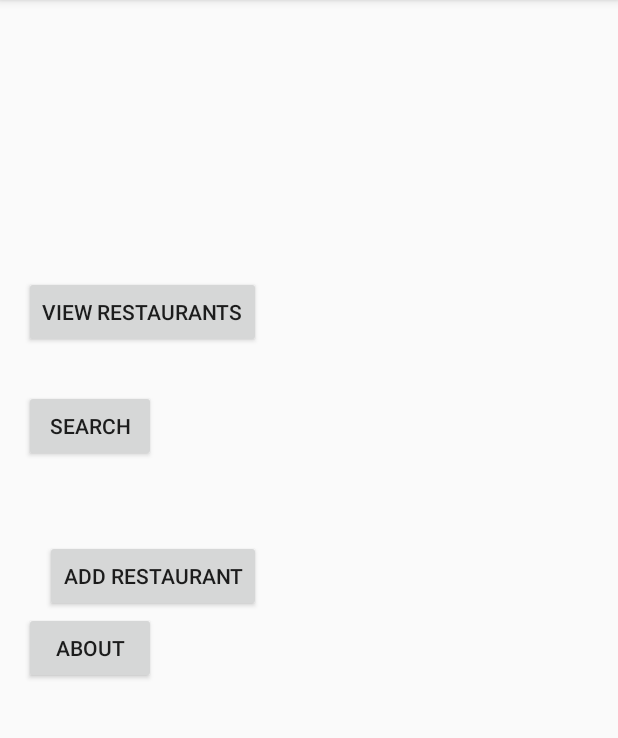
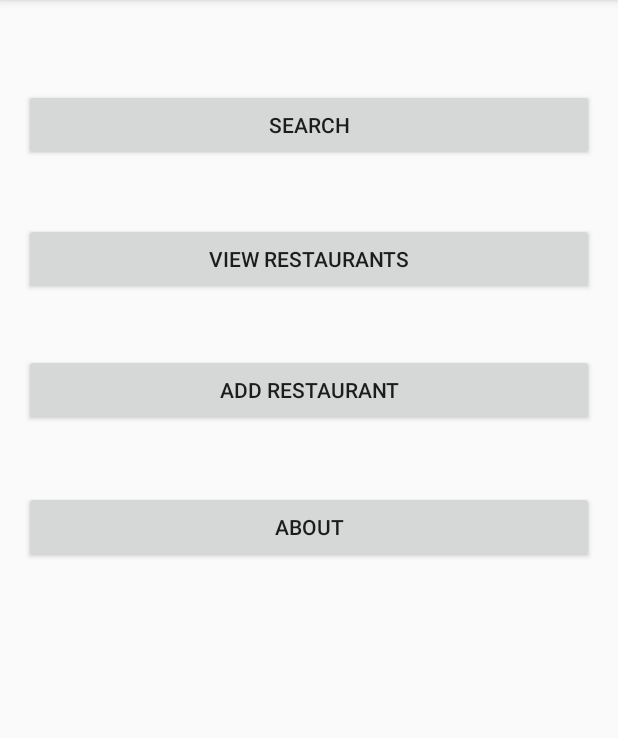
Before and after one commit to j-thiessen/restaurantguide-, an Android app: the screen it shows after launch (MainActivity), on a phone screen of 412 x 824 dp, the part 84-822 px from its top. Run offline under Robolectric (Android 15) with nearby library versions, the phone set to English and light mode, and no system bars; 1 statement that could not run was skipped.

Commit message:
1st for branch

```diff
--- a/app/src/main/res/layout/activity_main.xml
+++ b/app/src/main/res/layout/activity_main.xml
@@ -6,40 +6,46 @@
     android:paddingBottom="@dimen/activity_vertical_margin" tools:context=".MainActivity">
 
     <Button
-        android:layout_width="wrap_content"
+        android:layout_width="match_parent"
         android:layout_height="wrap_content"
         android:text="@string/view"
-        android:id="@+id/button"
+        android:id="@+id/btnView"
+        android:layout_marginTop="41dp"
+        android:layout_gravity="top"
+        android:layout_below="@+id/button5"
+        android:layout_alignParentLeft="true"
+        android:layout_alignParentStart="true" />
+
+    <Button
+        android:layout_width="match_parent"
+        android:layout_height="wrap_content"
+        android:text="@string/add"
+        android:id="@+id/btnAdd"
+        android:layout_below="@+id/btnView"
+        android:layout_alignParentLeft="true"
+        android:layout_alignParentStart="true"
+        android:layout_marginTop="39dp"
+        android:layout_gravity="top" />
+
+    <Button
+        android:layout_width="match_parent"
+        android:layout_height="wrap_content"
+        android:text="@string/about"
+        android:id="@+id/btnAbout"
+        android:layout_marginTop="43dp"
+        android:layout_gravity="top"
+        android:layout_below="@+id/btnAdd"
+        android:layout_alignParentLeft="true"
+        android:layout_alignParentStart="true" />
+
+    <Button
+        android:layout_width="match_parent"
+        android:layout_height="wrap_content"
+        android:text="@string/search"
+        android:id="@+id/button5"
         android:layout_alignParentTop="true"
         android:layout_alignParentLeft="true"
         android:layout_alignParentStart="true"
-        android:layout_marginTop="168dp" />
-
-    <Button
-        android:layout_width="wrap_content"
-        android:layout_height="wrap_content"
-        android:text="@string/add"
-        android:id="@+id/button2"
-        android:layout_centerVertical="true"
-        android:layout_alignRight="@+id/button"
-        android:layout_alignEnd="@+id/button" />
-
-    <Button
-        android:layout_width="wrap_content"
-        android:layout_height="wrap_content"
-        android:text="@string/about"
-        android:id="@+id/button4"
-        android:layout_alignParentLeft="true"
-        android:layout_alignParentStart="true"
-        android:layout_below="@+id/button2" />
-
-    <Button
-        android:layout_width="wrap_content"
-        android:layout_height="wrap_content"
-        android:text="@string/search"
-        android:id="@+id/button5"
-        android:layout_above="@+id/button2"
-        android:layout_alignParentLeft="true"
-        android:layout_alignParentStart="true"
-        android:layout_marginBottom="52dp" />
+        android:layout_marginTop="43dp"
+        android:layout_gravity="top" />
 </RelativeLayout>
```
Also changed, not shown: app/src/main/java/com/example/jordan/groupproject/MainActivity.java (+32 -1 lines), app/src/main/res/layout/activity_search.xml (+36 -0 lines), app/src/main/res/values-v21/themes.xml (deleted, +0 -17 lines), app/src/main/res/values/themes.xml (deleted, +0 -13 lines).
